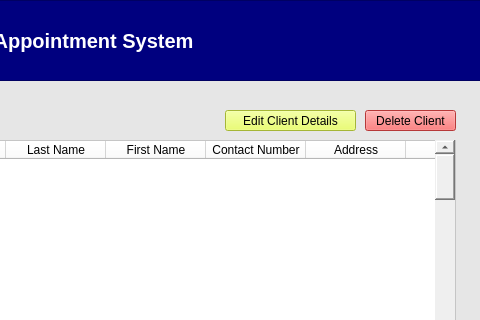
Qt form mainWindow.ui (sesunikohruh/Pet-Pal-Application) before a commit; both pictures show x 505 to 985 and y 0 to 320 of the 985 by 700 pixel window.
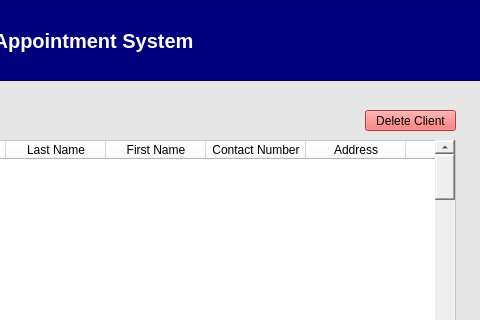
The same form after that commit. The open tabs and pages were chosen to show the change. Icons and pictures are not drawn.

The edit to the form file:
```diff
--- a/mainWindow.ui
+++ b/mainWindow.ui
@@ -641,23 +641,6 @@
         <enum>Qt::Vertical</enum>
        </property>
       </widget>
-      <widget class="QPushButton" name="editClientButton">
-       <property name="geometry">
-        <rect>
-         <x>540</x>
-         <y>30</y>
-         <width>131</width>
-         <height>21</height>
-        </rect>
-       </property>
-       <property name="styleSheet">
-        <string notr="true">color: rgb(0, 0, 0);
-background-color: rgb(231, 255, 75);</string>
-       </property>
-       <property name="text">
-        <string>Edit Client Details</string>
-       </property>
-      </widget>
       <widget class="QPushButton" name="deleteClientButton">
        <property name="geometry">
         <rect>
```
Left out of the diff: 53 changed lines with no effect on the pictures.
